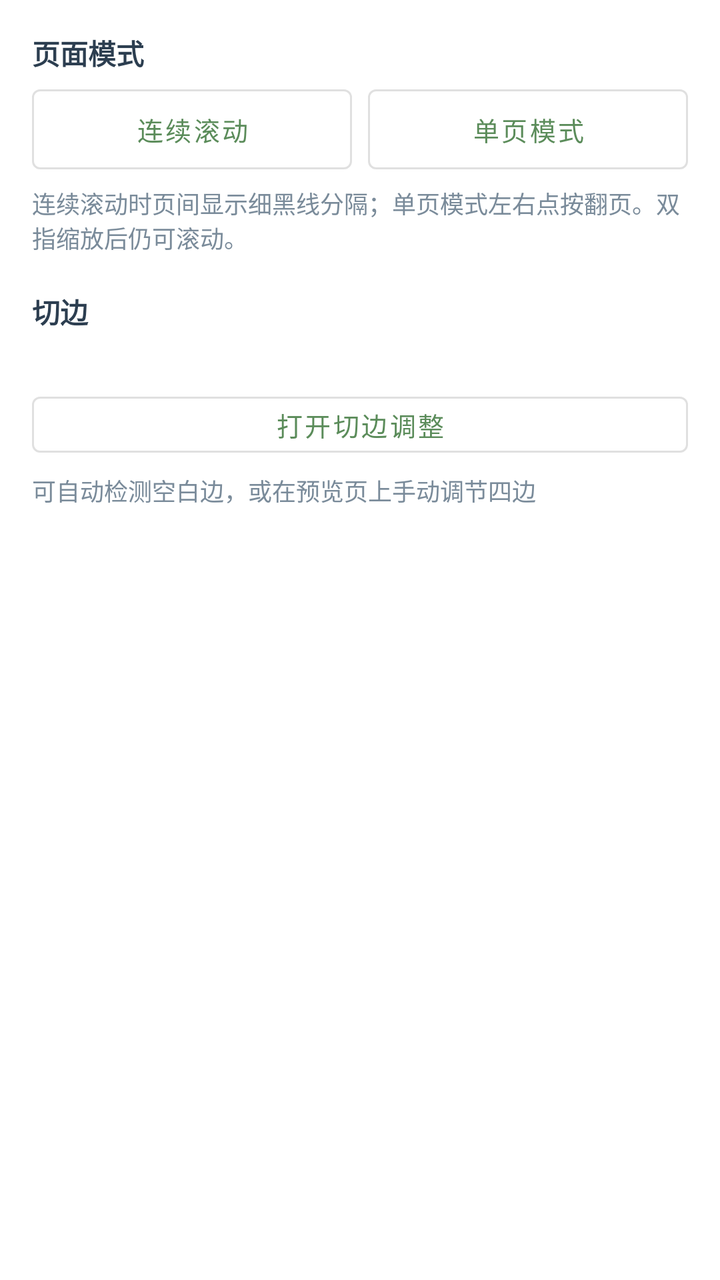
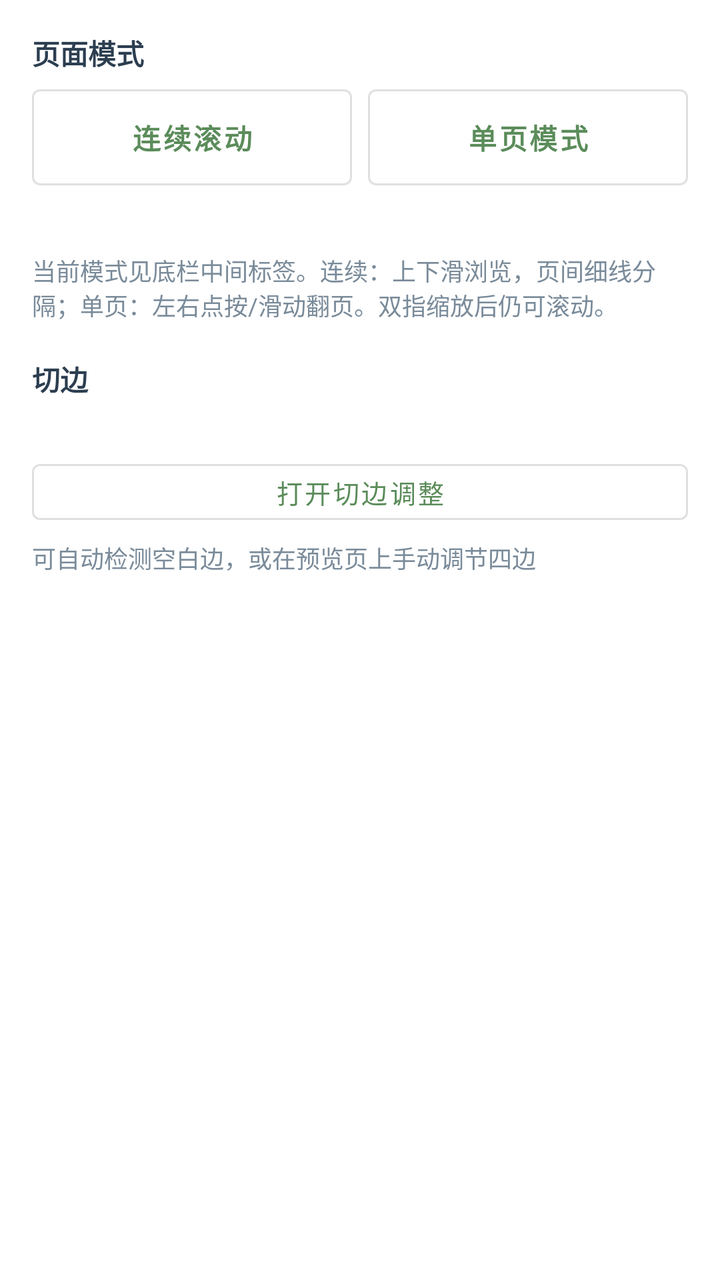

The first picture is an Android layout as it rendered before a commit; the second is the same layout after the commit. The layout source and the unified diff follow.
<!-- AndroidManifest.xml: application theme Theme.WhjReader -->
<!-- res/layout/panel_pdf_settings.xml -->
<?xml version="1.0" encoding="utf-8"?>
<androidx.core.widget.NestedScrollView xmlns:android="http://schemas.android.com/apk/res/android"
    android:layout_width="match_parent"
    android:layout_height="wrap_content"
    android:background="@color/white"
    android:clipToPadding="false"
    android:elevation="8dp"
    android:fillViewport="false"
    android:overScrollMode="ifContentScrolls"
    android:scrollbars="vertical">

    <LinearLayout
        android:layout_width="match_parent"
        android:layout_height="wrap_content"
        android:orientation="vertical"
        android:paddingHorizontal="16dp"
        android:paddingTop="16dp"
        android:paddingBottom="28dp">

        <TextView
            android:layout_width="match_parent"
            android:layout_height="wrap_content"
            android:paddingBottom="8dp"
            android:text="@string/pdf_page_mode"
            android:textColor="@color/text_primary"
            android:textSize="14sp"
            android:textStyle="bold" />

        <LinearLayout
            android:layout_width="match_parent"
            android:layout_height="wrap_content"
            android:orientation="horizontal">

            <com.google.android.material.button.MaterialButton
                android:id="@+id/btnModeContinuous"
                style="@style/Widget.MaterialComponents.Button.OutlinedButton"
                android:layout_width="0dp"
                android:layout_height="40dp"
                android:layout_marginEnd="8dp"
                android:layout_weight="1"
                android:insetTop="0dp"
                android:insetBottom="0dp"
                android:text="@string/pdf_mode_continuous"
                android:textSize="13sp" />

            <com.google.android.material.button.MaterialButton
                android:id="@+id/btnModeSingle"
                style="@style/Widget.MaterialComponents.Button.OutlinedButton"
                android:layout_width="0dp"
                android:layout_height="40dp"
                android:layout_weight="1"
                android:insetTop="0dp"
                android:insetBottom="0dp"
                android:text="@string/pdf_mode_single"
                android:textSize="13sp" />
        </LinearLayout>

        <TextView
            android:layout_width="match_parent"
            android:layout_height="wrap_content"
            android:layout_marginTop="8dp"
            android:text="@string/pdf_mode_hint"
            android:textColor="@color/text_secondary"
            android:textSize="12sp" />

        <TextView
            android:layout_width="match_parent"
            android:layout_height="wrap_content"
            android:layout_marginTop="18dp"
            android:paddingBottom="4dp"
            android:text="@string/pdf_crop"
            android:textColor="@color/text_primary"
            android:textSize="14sp"
            android:textStyle="bold" />

        <TextView
            android:id="@+id/tvCropSummary"
            android:layout_width="match_parent"
            android:layout_height="wrap_content"
            android:textColor="@color/text_secondary"
            android:textSize="12sp" />

        <com.google.android.material.button.MaterialButton
            android:id="@+id/btnOpenCrop"
            style="@style/Widget.MaterialComponents.Button.OutlinedButton"
            android:layout_width="match_parent"
            android:layout_height="40dp"
            android:layout_marginTop="6dp"
            android:text="@string/pdf_crop_open"
            android:textSize="13sp" />

        <TextView
            android:layout_width="match_parent"
            android:layout_height="wrap_content"
            android:layout_marginTop="4dp"
            android:text="@string/pdf_crop_hint"
            android:textColor="@color/text_secondary"
            android:textSize="12sp" />
    </LinearLayout>
</androidx.core.widget.NestedScrollView>
<!-- resources referenced by this layout -->
<resources>
  <color name="text_primary">#2C3E50</color>
  <color name="text_secondary">#7A8B9A</color>
  <color name="white">#FFFFFF</color>
  <string name="pdf_crop">切边</string>
  <string name="pdf_crop_hint">可自动检测空白边，或在预览页上手动调节四边</string>
  <string name="pdf_crop_open">打开切边调整</string>
  <string name="pdf_mode_continuous">连续滚动</string>
  <string name="pdf_mode_hint">连续滚动时页间显示细黑线分隔；单页模式左右点按翻页。双指缩放后仍可滚动。</string>
  <string name="pdf_mode_single">单页模式</string>
  <string name="pdf_page_mode">页面模式</string>
  <style name="Theme.WhjReader" parent="Theme.MaterialComponents.Light.NoActionBar">
          <item name="colorPrimary">#5B8C5A</item>
          <item name="colorPrimaryVariant">#3F6B3E</item>
          <item name="colorOnPrimary">@color/white</item>
          <item name="colorSecondary">#E8A838</item>
          <item name="colorOnSecondary">@color/black</item>
          <item name="android:statusBarColor">@color/white</item>
          <item name="android:windowLightStatusBar">true</item>
          <item name="android:navigationBarColor">@color/white</item>
          <item name="android:windowBackground">@color/surface</item>
          <item name="android:textColorPrimary">@color/text_primary</item>
          <item name="android:textColorSecondary">@color/text_secondary</item>
          <item name="colorAccentSoft">#E3F0E2</item>
          <item name="colorRippleSoft">#205B8C5A</item>
          <item name="colorToolbarAccent">#5B8C5A</item>
          <item name="colorControlActivated">#5B8C5A</item>
      </style>
  <color name="black">#000000</color>
  <color name="surface">#FFFFFF</color>
</resources>

<!-- the commit's change to res/layout/panel_pdf_settings.xml (unified diff, before → after) -->
@@ -35,30 +35,42 @@
                 android:id="@+id/btnModeContinuous"
                 style="@style/Widget.MaterialComponents.Button.OutlinedButton"
                 android:layout_width="0dp"
-                android:layout_height="40dp"
+                android:layout_height="48dp"
                 android:layout_marginEnd="8dp"
                 android:layout_weight="1"
                 android:insetTop="0dp"
                 android:insetBottom="0dp"
                 android:text="@string/pdf_mode_continuous"
-                android:textSize="13sp" />
+                android:textSize="14sp"
+                android:textStyle="bold" />
 
             <com.google.android.material.button.MaterialButton
                 android:id="@+id/btnModeSingle"
                 style="@style/Widget.MaterialComponents.Button.OutlinedButton"
                 android:layout_width="0dp"
-                android:layout_height="40dp"
+                android:layout_height="48dp"
                 android:layout_weight="1"
                 android:insetTop="0dp"
                 android:insetBottom="0dp"
                 android:text="@string/pdf_mode_single"
-                android:textSize="13sp" />
+                android:textSize="14sp"
+                android:textStyle="bold" />
         </LinearLayout>
+
+        <TextView
+            android:id="@+id/tvModeCurrent"
+            android:layout_width="match_parent"
+            android:layout_height="wrap_content"
+            android:layout_marginTop="10dp"
+            android:gravity="center"
+            android:textColor="#1565C0"
+            android:textSize="13sp"
+            android:textStyle="bold" />
 
         <TextView
             android:layout_width="match_parent"
             android:layout_height="wrap_content"
-            android:layout_marginTop="8dp"
+            android:layout_marginTop="6dp"
             android:text="@string/pdf_mode_hint"
             android:textColor="@color/text_secondary"
             android:textSize="12sp" />
<!-- resource entries referenced after the edit -->
@@ -7,7 +7,7 @@
   <string name="pdf_crop_hint">可自动检测空白边，或在预览页上手动调节四边</string>
   <string name="pdf_crop_open">打开切边调整</string>
   <string name="pdf_mode_continuous">连续滚动</string>
-  <string name="pdf_mode_hint">连续滚动时页间显示细黑线分隔；单页模式左右点按翻页。双指缩放后仍可滚动。</string>
+  <string name="pdf_mode_hint">当前模式见底栏中间标签。连续：上下滑浏览，页间细线分隔；单页：左右点按/滑动翻页。双指缩放后仍可滚动。</string>
   <string name="pdf_mode_single">单页模式</string>
   <string name="pdf_page_mode">页面模式</string>
   <style name="Theme.WhjReader" parent="Theme.MaterialComponents.Light.NoActionBar">
